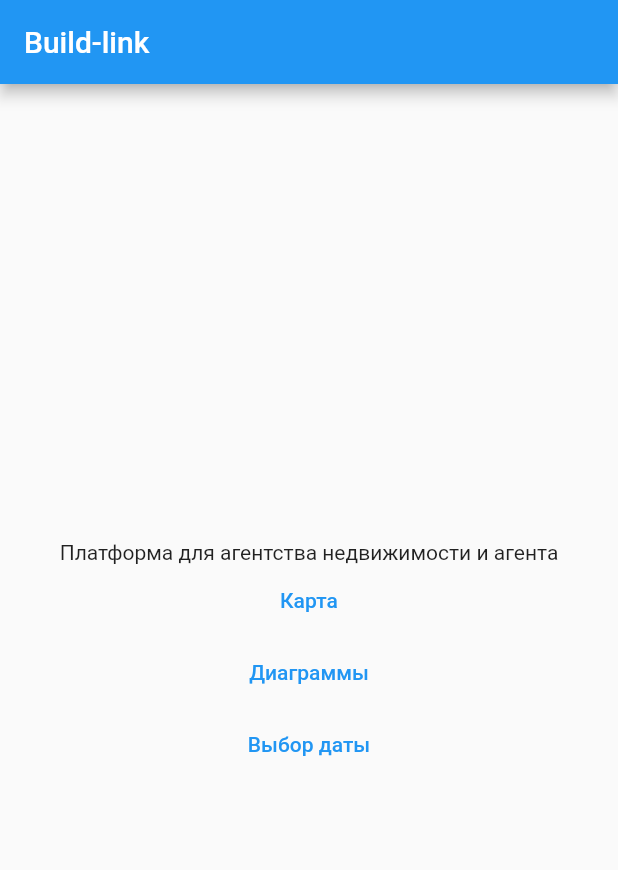
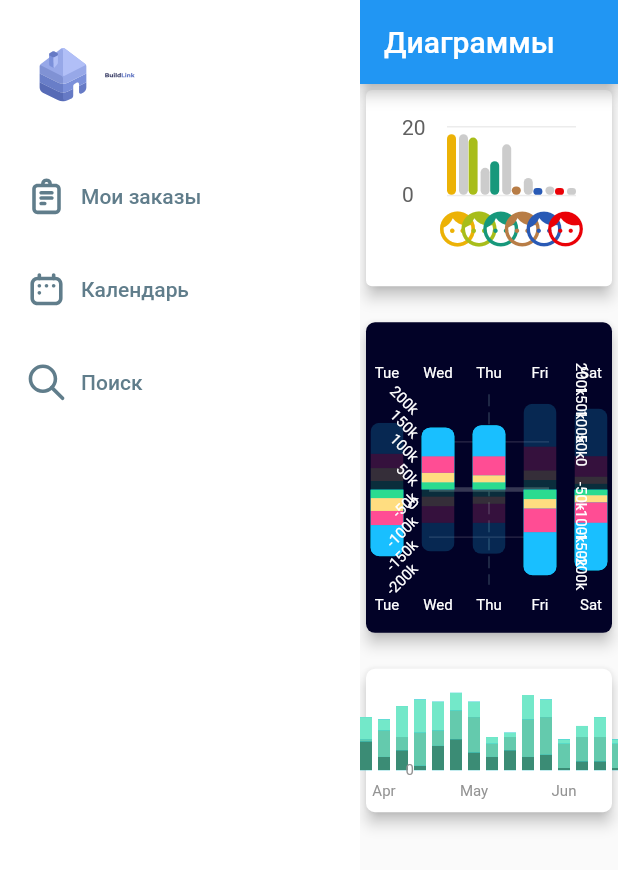
Before and after one commit to StarProxima/build_link, a Flutter app: the screen it shows after launch, on a phone screen of 412 x 824 dp. Shown: the top 870 px of the screen. Run offline on Flutter 3.47's test engine with Material 2 defaults, Android fonts, the phone set to English and light mode, and no system bars; drawn by our look-alikes of fl_chart; our stand-ins replace flutter_map, flutter_svg, geolocator, latlong2.

Commit message:
Add SideMenu

```diff
--- a/lib/data/app_styles.dart
+++ b/lib/data/app_styles.dart
@@ -1,5 +1,35 @@
+// ignore_for_file: constant_identifier_names
+
 import 'package:flutter/material.dart';
+import 'package:flutter_svg/flutter_svg.dart';
 
 abstract class AppImages {
-  static AssetImage userpin = const AssetImage('assets/userpin.png');
+  static AssetImage userpin = const AssetImage('assets/images/userpin.png');
 }
+
+class AppIcon extends StatelessWidget {
+  const AppIcon(AppIcons icon, {Key? key, this.color, this.size})
+      : _icon = icon,
+        super(key: key);
+  final Color? color;
+  final AppIcons _icon;
+  final double? size;
+
+  @override
+  Widget build(BuildContext context) {
+    return SvgPicture.asset(
+      "assets/images/${_icon.name}.svg",
+      width: size ?? 20,
+      height: size ?? 20,
+      color: color,
+    );
+  }
+}
+
+enum AppIcons {
+  mydeal,
+  calendar,
+  search,
+  icon,
+  build_link,
+}
--- a/lib/main.dart
+++ b/lib/main.dart
@@ -1,4 +1,5 @@
 import 'package:build_link/ui/pages/home_page.dart';
+import 'package:build_link/ui/pages/main_page.dart';
 import 'package:flutter/material.dart';
 
 void main() {
@@ -10,7 +11,7 @@ class MyApp extends StatelessWidget {
   @override
   Widget build(BuildContext context) {
     return const MaterialApp(
-      home: Homepage(),
+      home: MainPage(),
     );
   }
 }
--- a/lib/ui/pages/date_picker_page.dart
+++ b/lib/ui/pages/calendar_page.dart
@@ -6,14 +6,14 @@ import 'package:flutter/material.dart';
 import 'package:flutter/cupertino.dart';
 import 'package:build_link/data/models/heatmap_color_mode.dart';
 
-class HeatMapCalendarExample extends StatefulWidget {
-  const HeatMapCalendarExample({Key? key}) : super(key: key);
+class CalendarPage extends StatefulWidget {
+  const CalendarPage({Key? key}) : super(key: key);
 
   @override
   State<StatefulWidget> createState() => _HeatMapCalendarExample();
 }
 
-class _HeatMapCalendarExample extends State<HeatMapCalendarExample> {
+class _HeatMapCalendarExample extends State<CalendarPage> {
   final TextEditingController dateController = TextEditingController();
   final TextEditingController heatLevelController = TextEditingController();
 
--- a/lib/ui/pages/home_page.dart
+++ b/lib/ui/pages/home_page.dart
@@ -1,5 +1,5 @@
 import 'package:build_link/ui/pages/charts_page.dart';
-import 'package:build_link/ui/pages/date_picker_page.dart';
+import 'package:build_link/ui/pages/calendar_page.dart';
 import 'package:build_link/ui/pages/map_page.dart';
 import 'package:flutter/material.dart';
 import 'package:latlong2/latlong.dart';
@@ -53,7 +53,7 @@ class _HomepageState extends State<Homepage> {
                 Navigator.of(context).push(
                   MaterialPageRoute(
                     builder: (context) {
-                      return const HeatMapCalendarExample();
+                      return const CalendarPage();
                     },
                   ),
                 );
--- /dev/null
+++ b/lib/ui/pages/main_page.dart
@@ -0,0 +1,89 @@
+import 'package:build_link/data/app_styles.dart';
+import 'package:build_link/ui/pages/calendar_page.dart';
+import 'package:build_link/ui/pages/charts_page.dart';
+import 'package:build_link/ui/pages/map_page.dart';
+import 'package:build_link/ui/widgets/side_menu.dart';
+import 'package:flutter/material.dart';
+import 'package:latlong2/latlong.dart';
+
+class MainPage extends StatefulWidget {
+  const MainPage({Key? key}) : super(key: key);
+
+  @override
+  State<MainPage> createState() => _MainPageState();
+}
+
+class _MainPageState extends State<MainPage> {
+  int selectedIndex = 0;
+  Map<String, WidgetBuilder> _routeBuilders(BuildContext context, int index) {
+    return {
+      '/': (context) {
+        return [
+          const ChartsPage(),
+          const CalendarPage(),
+          MapPage(
+            initialPosition: LatLng(0, 0),
+            isFullScreen: true,
+          ),
+          Scaffold(
+            body: Center(
+              child: Text(
+                'Profile',
+                style: Theme.of(context).textTheme.headlineLarge,
+              ),
+            ),
+          ),
+          Scaffold(
+            body: Center(
+              child: Text(
+                'Profile',
+                style: Theme.of(context).textTheme.headlineLarge,
+              ),
+            ),
+          )
+        ].elementAt(index);
+      },
+    };
+  }
+
+  Widget _buildOffstageNavigator(int index) {
+    var routeBuilders = _routeBuilders(context, index);
+
+    return Offstage(
+      offstage: selectedIndex != index,
+      child: Navigator(
+        onGenerateRoute: (routeSettings) {
+          return MaterialPageRoute(
+            builder: (context) => routeBuilders[routeSettings.name]!(context),
+          );
+        },
+      ),
+    );
+  }
+
+  @override
+  Widget build(BuildContext context) {
+    return Scaffold(
+      body: Row(
+        children: [
+          SideMenu(
+            onChangePage: (index) {
+              setState(() {
+                selectedIndex = index;
+              });
+            },
+          ),
+          Expanded(
+            child: Stack(
+              children: [
+                _buildOffstageNavigator(0),
+                _buildOffstageNavigator(1),
+                _buildOffstageNavigator(2),
+              ],
+            ),
+          ),
+        ],
+      ),
+    );
+  }
+}
--- /dev/null
+++ b/lib/ui/widgets/side_menu.dart
@@ -0,0 +1,95 @@
+import 'package:build_link/data/app_styles.dart';
+import 'package:flutter/material.dart';
+
+class SideMenu extends StatelessWidget {
+  const SideMenu({Key? key, required this.onChangePage}) : super(key: key);
+
+  final Function(int) onChangePage;
+  @override
+  Widget build(BuildContext context) {
+    return Container(
+      width: 240,
+      color: Colors.white,
+      child: Column(
+        crossAxisAlignment: CrossAxisAlignment.start,
+        children: [
+          const SizedBox(
+            height: 32,
+          ),
+          Padding(
+            padding: const EdgeInsets.symmetric(horizontal: 24),
+            child: Row(
+              children: const [
+                AppIcon(
+                  AppIcons.icon,
+                  size: 36,
+                ),
+                SizedBox(
+                  width: 10,
+                ),
+                AppIcon(AppIcons.build_link),
+              ],
+            ),
+          ),
+          const SizedBox(
+            height: 32,
+          ),
+          TextButton.icon(
+            style: TextButton.styleFrom(
+              primary: Colors.blueGrey,
+              shape: const RoundedRectangleBorder(),
+              alignment: Alignment.centerLeft,
+              padding: const EdgeInsets.all(16),
+              minimumSize: const Size(double.infinity, 50),
+            ),
+            icon: const AppIcon(
+              AppIcons.mydeal,
+              size: 30,
+              color: Colors.blueGrey,
+            ),
+            label: const Text('Мои заказы'),
+            onPressed: () {
+              onChangePage(0);
+            },
+          ),
+          TextButton.icon(
+            style: TextButton.styleFrom(
+              primary: Colors.blueGrey,
+              alignment: Alignment.centerLeft,
+              shape: const RoundedRectangleBorder(),
+              padding: const EdgeInsets.all(16),
+              minimumSize: const Size(double.infinity, 50),
+            ),
+            icon: const AppIcon(
+              AppIcons.calendar,
+              size: 30,
+              color: Colors.blueGrey,
+            ),
+            label: const Text('Календарь'),
+            onPressed: () {
+              onChangePage(1);
+            },
+          ),
+          TextButton.icon(
+            style: TextButton.styleFrom(
+              primary: Colors.blueGrey,
+              alignment: Alignment.centerLeft,
+              shape: const RoundedRectangleBorder(),
+              padding: const EdgeInsets.all(16),
+              minimumSize: const Size(double.infinity, 50),
+            ),
+            icon: const AppIcon(
+              AppIcons.search,
+              size: 30,
+              color: Colors.blueGrey,
+            ),
+            label: const Text('Поиск'),
+            onPressed: () {
+              onChangePage(2);
+            },
+          ),
+        ],
+      ),
+    );
+  }
+}
--- a/pubspec.yaml
+++ b/pubspec.yaml
@@ -36,6 +36,8 @@ dependencies:
   syncfusion_flutter_datepicker: ^20.2.38
   geolocator: ^9.0.0
   fl_chart: ^0.55.0
+  easy_sidemenu: ^0.3.1
+  flutter_svg: ^1.0.2
   # The following adds the Cupertino Icons font to your application.
   # Use with the CupertinoIcons class for iOS style icons.
   cupertino_icons: ^1.0.2
@@ -72,7 +74,8 @@ flutter:
   #   - images/a_dot_ham.jpeg
   assets:
   - assets/
-  - assets/userpin.png
+  - assets/images/
+  - assets/images/userpin.png
 
   # An image asset can refer to one or more resolution-specific "variants", see
   # https://flutter.dev/assets-and-images/#resolution-aware
```
Also changed, not shown: assets/images/build_link.svg (added), assets/images/calendar.svg (added), assets/images/icon.svg (added), assets/images/mydeal.svg (added), assets/images/search.svg (added), assets/images/userpin.png (renamed from assets/userpin.png).
